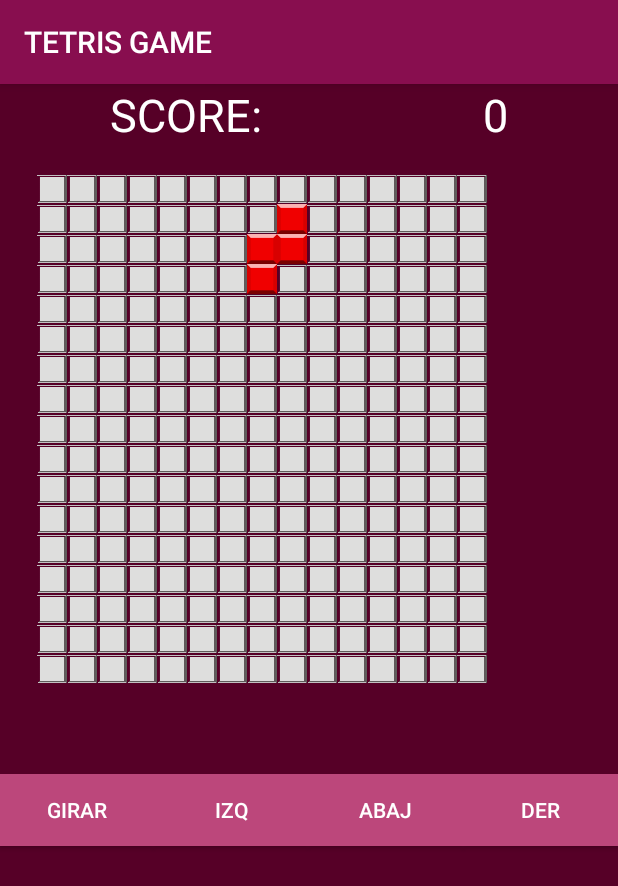
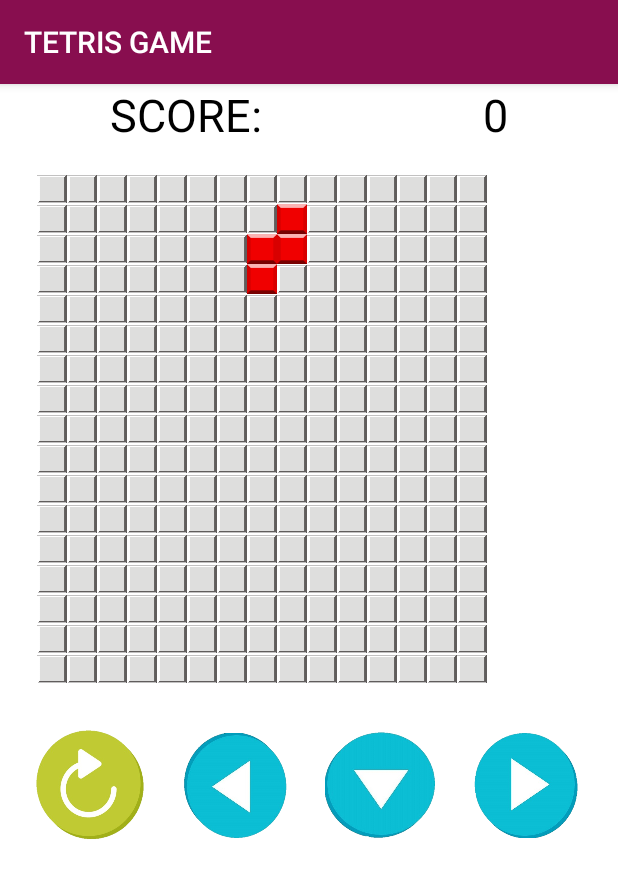
Before and after one commit to Xbolanos/TC2-XimenaBolannosFonseca-2015073844, an Android app: the MainActivity screen opened directly, with no data from a screen before it, on a phone screen of 412 x 824 dp. Shown: the top 886 px of the screen. Run offline under Robolectric (Android 15) with nearby library versions, the phone set to English and light mode, and no system bars.

Commit message:
Game Over Funcionando

```diff
--- a/TC2-XimenaBolannosFonseca-2015073844/app/src/main/res/layout/activity_main.xml
+++ b/TC2-XimenaBolannosFonseca-2015073844/app/src/main/res/layout/activity_main.xml
@@ -4,13 +4,14 @@
     xmlns:tools="http://schemas.android.com/tools"
     android:layout_width="match_parent"
     android:layout_height="match_parent"
-    android:background="@color/colorPrimaryDark"
+    android:background="@android:color/background_light"
     tools:context="com.example.ximena.tc2_ximenabolannosfonseca_2015073844.MainActivity">
 
     <RelativeLayout
         android:layout_width="match_parent"
         android:layout_height="527dp"
-        android:background="@color/colorPrimaryDark"
+        android:background="@android:color/background_light"
+        android:visibility="visible"
         tools:ignore="MissingConstraints"
         tools:layout_editor_absoluteX="8dp"
         tools:layout_editor_absoluteY="8dp">
@@ -33,7 +34,7 @@
                     android:layout_weight="1"
                     android:gravity="center_horizontal"
                     android:text="SCORE:"
-                    android:textColor="@android:color/background_light"
+                    android:textColor="@android:color/background_dark"
                     android:textSize="30sp" />
 
                 <TextView
@@ -44,7 +45,7 @@
                     android:layout_weight="1"
                     android:gravity="center_horizontal"
                     android:text="1000"
-                    android:textColor="@android:color/background_light"
+                    android:textColor="@android:color/background_dark"
                     android:textSize="30sp" />
             </LinearLayout>
 
@@ -2364,54 +2365,115 @@
                 android:layout_width="match_parent"
                 android:layout_height="match_parent"
                 android:layout_alignParentStart="true"
+                android:layout_marginTop="-30dp"
                 android:orientation="horizontal"
                 tools:ignore="MissingConstraints"
                 tools:layout_editor_absoluteX="8dp"
                 tools:layout_editor_absoluteY="457dp">
 
-                <Button
-                    android:id="@+id/button8"
+                <Space
                     android:layout_width="wrap_content"
                     android:layout_height="wrap_content"
+                    android:layout_weight="1" />
+
+                <Button
+                    android:id="@+id/btnturn"
+                    android:layout_width="50dp"
+                    android:layout_height="75dp"
                     android:layout_weight="1"
-                    android:background="@color/colorPrimaryLight"
+                    android:background="@drawable/girar"
                     android:onClick="turn"
-                    android:text="Girar"
                     android:textColor="@android:color/background_light" />
 
-                <Button
-                    android:id="@+id/button7"
+                <Space
                     android:layout_width="wrap_content"
                     android:layout_height="wrap_content"
+                    android:layout_weight="1" />
+
+                <Button
+                    android:id="@+id/btnleft"
+                    android:layout_width="50dp"
+                    android:layout_height="70dp"
                     android:layout_weight="1"
-                    android:background="@color/colorPrimaryLight"
+                    android:background="@drawable/left"
                     android:onClick="moveLeft"
-                    android:text="Izq"
                     android:textColor="@android:color/background_light" />
 
-                <Button
-                    android:id="@+id/button5"
+                <Space
                     android:layout_width="wrap_content"
                     android:layout_height="wrap_content"
+                    android:layout_weight="1" />
+
+                <Button
+                    android:id="@+id/btndown"
+                    android:layout_width="50dp"
+                    android:layout_height="75dp"
                     android:layout_weight="1"
-                    android:background="@color/colorPrimaryLight"
+                    android:background="@drawable/down"
                     android:onClick="moveDown"
-                    android:text="ABAJ"
                     android:textColor="@android:color/background_light" />
 
-                <Button
-                    android:id="@+id/button6"
+                <Space
                     android:layout_width="wrap_content"
                     android:layout_height="wrap_content"
+                    android:layout_weight="1" />
+
+                <Button
+                    android:id="@+id/btnright"
+                    android:layout_width="50dp"
+                    android:layout_height="70dp"
                     android:layout_weight="1"
-                    android:background="@color/colorPrimaryLight"
+                    android:background="@drawable/right"
                     android:onClick="moveRight"
-                    android:text="DER"
                     android:textColor="@android:color/background_light" />
+
+                <Space
+                    android:layout_width="wrap_content"
+                    android:layout_height="wrap_content"
+                    android:layout_weight="1" />
             </LinearLayout>
 
         </LinearLayout>
 
     </RelativeLayout>
 
+    <RelativeLayout
+        android:id="@+id/rlGameOver"
+        android:layout_width="match_parent"
+        android:layout_height="match_parent"
+        android:background="@android:color/background_dark"
+        android:visibility="invisible">
+
+        <Button
+            android:id="@+id/btnVolver"
+            android:layout_width="wrap_content"
+            android:layout_height="wrap_content"
+            android:layout_marginLeft="150dp"
+            android:layout_marginTop="300dp "
+            android:background="@color/colorPrimary"
+            android:onClick="goBack"
+            android:text="Volver"
+            android:textColor="@android:color/background_light"
+            android:textColorLink="@android:color/background_light" />
+
+        <TextView
+            android:id="@+id/textView2"
+            android:layout_width="wrap_content"
+            android:layout_height="wrap_content"
+            android:layout_alignParentStart="true"
+            android:layout_alignParentTop="true"
+            android:gravity="center_horizontal|center"
+            android:text="GAME OVER"
+            android:textColor="@android:color/background_light"
+            android:textColorLink="@android:color/background_light"
+            android:textSize="100sp" />
+
+    </RelativeLayout>
+
+    <Space
+        android:layout_width="wrap_content"
+        android:layout_height="17dp"
+        tools:layout_editor_absoluteX="0dp"
+        tools:layout_editor_absoluteY="457dp" />
+
 </android.support.constraint.ConstraintLayout>
--- a/TC2-XimenaBolannosFonseca-2015073844/app/src/main/res/layout/activity_start_game.xml
+++ b/TC2-XimenaBolannosFonseca-2015073844/app/src/main/res/layout/activity_start_game.xml
@@ -14,7 +14,7 @@
 
         <Button
             android:id="@+id/btnStart"
-            android:layout_width="148dp"
+            android:layout_width="200dp"
             android:layout_height="88dp"
             android:layout_centerHorizontal="true"
             android:layout_centerVertical="true"
```
Also changed, not shown: TC2-XimenaBolannosFonseca-2015073844/app/src/main/java/com/example/ximena/tc2_ximenabolannosfonseca_2015073844/MainActivity.java (+36 -13 lines), TC2-XimenaBolannosFonseca-2015073844/app/src/main/res/drawable/down.png (added), TC2-XimenaBolannosFonseca-2015073844/app/src/main/res/drawable/girar.png (added), TC2-XimenaBolannosFonseca-2015073844/app/src/main/res/drawable/left.png (added), TC2-XimenaBolannosFonseca-2015073844/app/src/main/res/drawable/right.png (added).
